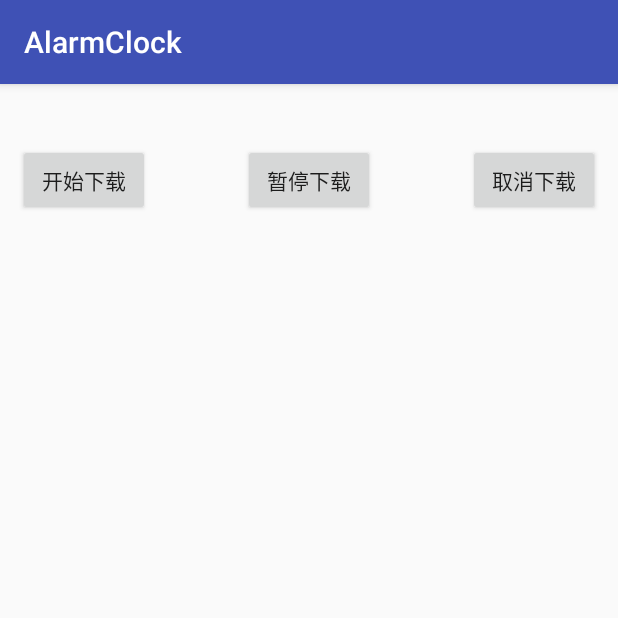
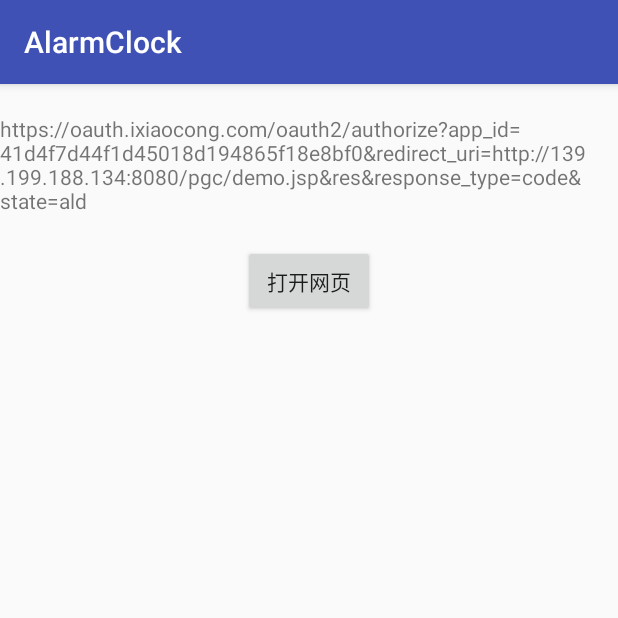
Before and after one commit to Estelle1994/AlarmClock, an Android app: the screen it shows after launch (DownloadActivity before the commit, WebViewActivity after it), on a phone screen of 412 x 824 dp, the top half of it. Run offline under Robolectric (Android 15) with nearby library versions, the light colour scheme and no system bars; our stand-ins replace ButterKnife.

Commit message:
添加调用系统浏览器调用小葱的授权登录界面

```diff
--- a/app/src/main/AndroidManifest.xml
+++ b/app/src/main/AndroidManifest.xml
@@ -95,10 +95,16 @@
 
         </activity>
         <activity android:name=".activity.DownloadActivity">
+
+        </activity>
+        <activity android:name=".activity.WebViewActivity">
             <intent-filter>
                 <action android:name="android.intent.action.MAIN" />
                 <category android:name="android.intent.category.LAUNCHER" />
             </intent-filter>
+        </activity>
+        <activity android:name=".activity.PublicWebActivity">
+
         </activity>
         <service android:name=".service.DownloadService"
             android:enabled="true"
--- /dev/null
+++ b/app/src/main/java/com/dev/alarmclock/activity/WebViewActivity.java
@@ -0,0 +1,49 @@
+package com.dev.alarmclock.activity;
+
+import android.content.Intent;
+import android.net.Uri;
+import android.os.Bundle;
+import android.support.annotation.Nullable;
+import android.support.v7.app.AppCompatActivity;
+import android.widget.Button;
+import android.widget.TextView;
+
+import com.dev.alarmclock.R;
+
+import butterknife.BindView;
+import butterknife.ButterKnife;
+import butterknife.OnClick;
+
+/**
+ * Created by ${Estelle} on 2018/9/10.
+ */
+
+public class WebViewActivity extends AppCompatActivity {
+    @BindView(R.id.tv_url)
+    TextView tvUrl;
+    @BindView(R.id.btn_open)
+    Button btnOpen;
+    private static final String URL = "https://oauth.ixiaocong.com/oauth2/authorize?app_id=41d4f7d44f1d45018d194865f18e8bf0&redirect_uri=http://139.199.188.134:8080/pgc/demo.jsp&res&response_type=code&state=ald";
+
+    @Override
+    protected void onCreate(@Nullable Bundle savedInstanceState) {
+        super.onCreate(savedInstanceState);
+        setContentView(R.layout.activity_webview);
+        ButterKnife.bind(this);
+        tvUrl.setText(URL);
+    }
+
+    @OnClick(R.id.btn_open)
+    public void onViewClicked() {
+//        Intent intent = new Intent(this,PublicWebActivity.class);
+//        Bundle bundle = new Bundle();
+//        bundle.putString("webUrl", URL);
+//        bundle.putString("title", "网页");
+//        intent.putExtras(bundle);
+//        startActivity(intent);
+        //跳转到系统浏览器
+        Uri uri = Uri.parse(URL);
+        Intent intent = new Intent(Intent.ACTION_VIEW, uri);
+        startActivity(intent);
+    }
+}
--- a/app/src/main/res/layout/activity_test_git.xml
+++ b/app/src/main/res/layout/activity_test_git.xml
@@ -17,6 +17,6 @@
     <TextView
         android:layout_width="wrap_content"
         android:layout_height="wrap_content"
-        android:text="add"/>
+        android:text="hahaha,stupid boss"/>
 
 </android.support.constraint.ConstraintLayout>
--- /dev/null
+++ b/app/src/main/res/layout/activity_webview.xml
@@ -0,0 +1,24 @@
+<?xml version="1.0" encoding="utf-8"?>
+<android.support.constraint.ConstraintLayout xmlns:android="http://schemas.android.com/apk/res/android"
+    android:layout_width="match_parent"
+    android:layout_height="match_parent"
+    xmlns:app="http://schemas.android.com/apk/res-auto">
+    <TextView
+        android:id="@+id/tv_url"
+        android:layout_width="wrap_content"
+        android:layout_height="wrap_content"
+        app:layout_constraintLeft_toLeftOf="parent"
+        app:layout_constraintRight_toRightOf="parent"
+        app:layout_constraintTop_toTopOf="parent"
+        android:layout_marginTop="20dp"/>
+    <Button
+        android:id="@+id/btn_open"
+        android:layout_width="wrap_content"
+        android:layout_height="wrap_content"
+        android:text="打开网页"
+        app:layout_constraintLeft_toLeftOf="parent"
+        app:layout_constraintRight_toRightOf="parent"
+        app:layout_constraintTop_toBottomOf="@+id/tv_url"
+        android:layout_marginTop="20dp"/>
+
+</android.support.constraint.ConstraintLayout>
```
Also changed, not shown: app/src/main/java/com/dev/alarmclock/activity/PublicWebActivity.java (added, +112 -0 lines), app/src/main/java/com/dev/alarmclock/fragment/PublicWebFragment.java (added, +51 -0 lines), app/src/main/java/com/dev/alarmclock/util/ProgressWebView.java (added, +48 -0 lines), app/src/main/res/layout/public_web_activitiy_layout.xml (added, +38 -0 lines), app/src/main/res/layout/public_web_fragment_layout.xml (added, +12 -0 lines), app/src/main/res/drawable-v24/back_btn.png (added).
